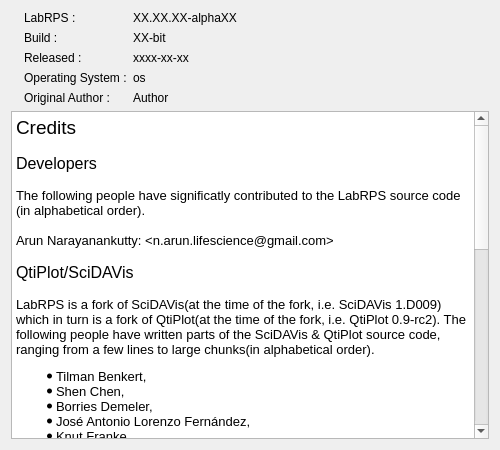
Above: app/src/About.ui from LabRPS/LabRPS before the change. Below: the same form after it.
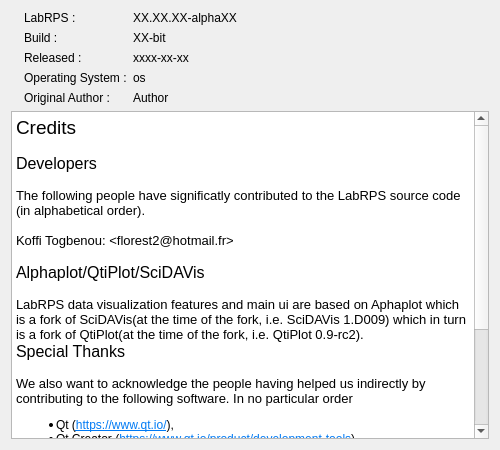
That is the form after the change. Icons and pictures are not drawn.

```diff
--- a/app/src/About.ui
+++ b/app/src/About.ui
@@ -166,32 +166,15 @@
 &lt;p style=&quot;-qt-paragraph-type:empty; margin-top:0px; margin-bottom:0px; margin-left:0px; margin-right:0px; -qt-block-indent:0; text-indent:0px; font-size:10pt;&quot;&gt;&lt;br /&gt;&lt;/p&gt;
 &lt;p style=&quot; margin-top:0px; margin-bottom:0px; margin-left:0px; margin-right:0px; -qt-block-indent:0; text-indent:0px;&quot;&gt;&lt;span style=&quot; font-size:10pt;&quot;&gt;The following people have significatly contributed to the LabRPS source code (in alphabetical order).&lt;/span&gt;&lt;/p&gt;
 &lt;p style=&quot;-qt-paragraph-type:empty; margin-top:0px; margin-bottom:0px; margin-left:0px; margin-right:0px; -qt-block-indent:0; text-indent:0px; font-size:10pt;&quot;&gt;&lt;br /&gt;&lt;/p&gt;
-&lt;p style=&quot; margin-top:0px; margin-bottom:0px; margin-left:0px; margin-right:0px; -qt-block-indent:0; text-indent:0px;&quot;&gt;&lt;span style=&quot; font-size:10pt;&quot;&gt;Arun Narayanankutty: &amp;lt;n.arun.lifescience@gmail.com&amp;gt;&lt;/span&gt;&lt;/p&gt;
+&lt;p style=&quot; margin-top:0px; margin-bottom:0px; margin-left:0px; margin-right:0px; -qt-block-indent:0; text-indent:0px;&quot;&gt;&lt;span style=&quot; font-size:10pt;&quot;&gt;Koffi Togbenou: &amp;lt;florest2@hotmail.fr&amp;gt;&lt;/span&gt;&lt;/p&gt;
 &lt;p style=&quot;-qt-paragraph-type:empty; margin-top:0px; margin-bottom:0px; margin-left:0px; margin-right:0px; -qt-block-indent:0; text-indent:0px; font-size:10pt;&quot;&gt;&lt;br /&gt;&lt;/p&gt;
-&lt;p style=&quot; margin-top:0px; margin-bottom:0px; margin-left:0px; margin-right:0px; -qt-block-indent:0; text-indent:0px;&quot;&gt;&lt;span style=&quot; font-size:12pt;&quot;&gt;QtiPlot/SciDAVis&lt;/span&gt;&lt;/p&gt;
+&lt;p style=&quot; margin-top:0px; margin-bottom:0px; margin-left:0px; margin-right:0px; -qt-block-indent:0; text-indent:0px;&quot;&gt;&lt;span style=&quot; font-size:12pt;&quot;&gt;Alphaplot/QtiPlot/SciDAVis&lt;/span&gt;&lt;/p&gt;
 &lt;p style=&quot;-qt-paragraph-type:empty; margin-top:0px; margin-bottom:0px; margin-left:0px; margin-right:0px; -qt-block-indent:0; text-indent:0px; font-size:10pt;&quot;&gt;&lt;br /&gt;&lt;/p&gt;
-&lt;p style=&quot; margin-top:0px; margin-bottom:0px; margin-left:0px; margin-right:0px; -qt-block-indent:0; text-indent:0px;&quot;&gt;&lt;span style=&quot; font-size:10pt;&quot;&gt;LabRPS is a fork of SciDAVis(at the time of the fork, i.e. SciDAVis 1.D009) which in turn is a fork of QtiPlot(at the time of the fork, i.e. QtiPlot 0.9-rc2). The following people have written parts of the SciDAVis &amp;amp; QtiPlot source code, ranging from a few lines to large chunks(in alphabetical order).&lt;/span&gt;&lt;/p&gt;
-&lt;ul style=&quot;margin-top: 0px; margin-bottom: 0px; margin-left: 0px; margin-right: 0px; -qt-list-indent: 1;&quot;&gt;&lt;li style=&quot; font-size:10pt;&quot; style=&quot; margin-top:12px; margin-bottom:0px; margin-left:0px; margin-right:0px; -qt-block-indent:0; text-indent:0px;&quot;&gt;Tilman Benkert,&lt;/li&gt;
-&lt;li style=&quot; font-size:10pt;&quot; style=&quot; margin-top:0px; margin-bottom:0px; margin-left:0px; margin-right:0px; -qt-block-indent:0; text-indent:0px;&quot;&gt;Shen Chen,&lt;/li&gt;
-&lt;li style=&quot; font-size:10pt;&quot; style=&quot; margin-top:0px; margin-bottom:0px; margin-left:0px; margin-right:0px; -qt-block-indent:0; text-indent:0px;&quot;&gt;Borries Demeler,&lt;/li&gt;
-&lt;li style=&quot; font-size:10pt;&quot; style=&quot; margin-top:0px; margin-bottom:0px; margin-left:0px; margin-right:0px; -qt-block-indent:0; text-indent:0px;&quot;&gt;José Antonio Lorenzo Fernández,&lt;/li&gt;
-&lt;li style=&quot; font-size:10pt;&quot; style=&quot; margin-top:0px; margin-bottom:0px; margin-left:0px; margin-right:0px; -qt-block-indent:0; text-indent:0px;&quot;&gt;Knut Franke,&lt;/li&gt;
-&lt;li style=&quot; font-size:10pt;&quot; style=&quot; margin-top:0px; margin-bottom:0px; margin-left:0px; margin-right:0px; -qt-block-indent:0; text-indent:0px;&quot;&gt;Miquel Garriga,&lt;/li&gt;
-&lt;li style=&quot; font-size:10pt;&quot; style=&quot; margin-top:0px; margin-bottom:0px; margin-left:0px; margin-right:0px; -qt-block-indent:0; text-indent:0px;&quot;&gt;Vasileios Gkanis,&lt;/li&gt;
-&lt;li style=&quot; font-size:10pt;&quot; style=&quot; margin-top:0px; margin-bottom:0px; margin-left:0px; margin-right:0px; -qt-block-indent:0; text-indent:0px;&quot;&gt;Gudjon Gudjonsson,&lt;/li&gt;
-&lt;li style=&quot; font-size:10pt;&quot; style=&quot; margin-top:0px; margin-bottom:0px; margin-left:0px; margin-right:0px; -qt-block-indent:0; text-indent:0px;&quot;&gt;Alex Kargovsky,&lt;/li&gt;
-&lt;li style=&quot; font-size:10pt;&quot; style=&quot; margin-top:0px; margin-bottom:0px; margin-left:0px; margin-right:0px; -qt-block-indent:0; text-indent:0px;&quot;&gt;Michael Mac-Vicar,&lt;/li&gt;
-&lt;li style=&quot; font-size:10pt;&quot; style=&quot; margin-top:0px; margin-bottom:0px; margin-left:0px; margin-right:0px; -qt-block-indent:0; text-indent:0px;&quot;&gt;&lt;span style=&quot; font-weight:600;&quot;&gt;Arun Narayanankutty,&lt;/span&gt;&lt;/li&gt;
-&lt;li style=&quot; font-size:10pt;&quot; style=&quot; margin-top:0px; margin-bottom:0px; margin-left:0px; margin-right:0px; -qt-block-indent:0; text-indent:0px;&quot;&gt;Tomomasa Ohkubo,&lt;/li&gt;
-&lt;li style=&quot; font-size:10pt;&quot; style=&quot; margin-top:0px; margin-bottom:0px; margin-left:0px; margin-right:0px; -qt-block-indent:0; text-indent:0px;&quot;&gt;Russell Standish,&lt;/li&gt;
-&lt;li style=&quot; font-size:10pt;&quot; style=&quot; margin-top:0px; margin-bottom:0px; margin-left:0px; margin-right:0px; -qt-block-indent:0; text-indent:0px;&quot;&gt;Aaron Van Tassle,&lt;/li&gt;
-&lt;li style=&quot; font-size:10pt;&quot; style=&quot; margin-top:0px; margin-bottom:0px; margin-left:0px; margin-right:0px; -qt-block-indent:0; text-indent:0px;&quot;&gt;Branimir Vasilic,&lt;/li&gt;
-&lt;li style=&quot; font-size:10pt;&quot; style=&quot; margin-top:0px; margin-bottom:0px; margin-left:0px; margin-right:0px; -qt-block-indent:0; text-indent:0px;&quot;&gt;Ion Vasilief,&lt;/li&gt;
-&lt;li style=&quot; font-size:10pt;&quot; style=&quot; margin-top:0px; margin-bottom:12px; margin-left:0px; margin-right:0px; -qt-block-indent:0; text-indent:0px;&quot;&gt;Vincent Wagelaar&lt;/li&gt;&lt;/ul&gt;
+&lt;p style=&quot; margin-top:0px; margin-bottom:0px; margin-left:0px; margin-right:0px; -qt-block-indent:0; text-indent:0px;&quot;&gt;&lt;span style=&quot; font-size:10pt;&quot;&gt;LabRPS data visualization features and main ui are based on Aphaplot which is a fork of SciDAVis(at the time of the fork, i.e. SciDAVis 1.D009) which in turn is a fork of QtiPlot(at the time of the fork, i.e. QtiPlot 0.9-rc2).&lt;/span&gt;&lt;/p&gt;
+
 &lt;p style=&quot; margin-top:0px; margin-bottom:0px; margin-left:0px; margin-right:0px; -qt-block-indent:0; text-indent:0px;&quot;&gt;&lt;span style=&quot; font-size:12pt;&quot;&gt;Special Thanks&lt;/span&gt;&lt;/p&gt;
 &lt;p style=&quot;-qt-paragraph-type:empty; margin-top:0px; margin-bottom:0px; margin-left:0px; margin-right:0px; -qt-block-indent:0; text-indent:0px; font-size:10pt;&quot;&gt;&lt;br /&gt;&lt;/p&gt;
-&lt;p style=&quot; margin-top:0px; margin-bottom:0px; margin-left:0px; margin-right:0px; -qt-block-indent:0; text-indent:0px;&quot;&gt;&lt;span style=&quot; font-size:10pt;&quot;&gt;We also want to acknowledge the people having helped us indirectly by contributing to the following&lt;/span&gt;&lt;/p&gt;
-&lt;p style=&quot; margin-top:0px; margin-bottom:0px; margin-left:0px; margin-right:0px; -qt-block-indent:0; text-indent:0px;&quot;&gt;&lt;span style=&quot; font-size:10pt;&quot;&gt;fine pieces of software. In no particular order.&lt;/span&gt;&lt;/p&gt;
+&lt;p style=&quot; margin-top:0px; margin-bottom:0px; margin-left:0px; margin-right:0px; -qt-block-indent:0; text-indent:0px;&quot;&gt;&lt;span style=&quot; font-size:10pt;&quot;&gt;We also want to acknowledge the people having helped us indirectly by contributing to the following software. In no particular order&lt;/span&gt;&lt;/p&gt;
 &lt;ul style=&quot;margin-top: 0px; margin-bottom: 0px; margin-left: 0px; margin-right: 0px; -qt-list-indent: 1;&quot;&gt;&lt;li style=&quot;&quot; style=&quot; margin-top:12px; margin-bottom:0px; margin-left:0px; margin-right:0px; -qt-block-indent:0; text-indent:0px;&quot;&gt;Qt (&lt;a href=&quot;https://www.qt.io/&quot;&gt;&lt;span style=&quot; text-decoration: underline; color:#007af4;&quot;&gt;https://www.qt.io/&lt;/span&gt;&lt;/a&gt;),&lt;/li&gt;
 &lt;li style=&quot;&quot; style=&quot; margin-top:0px; margin-bottom:0px; margin-left:0px; margin-right:0px; -qt-block-indent:0; text-indent:0px;&quot;&gt;Qt Creator (&lt;a href=&quot;https://www.qt.io/product/development-tools&quot;&gt;&lt;span style=&quot; text-decoration: underline; color:#007af4;&quot;&gt;https://www.qt.io/product/development-tools&lt;/span&gt;&lt;/a&gt;),&lt;/li&gt;
 &lt;li style=&quot;&quot; style=&quot; margin-top:0px; margin-bottom:0px; margin-left:0px; margin-right:0px; -qt-block-indent:0; text-indent:0px;&quot;&gt;QCustomPlot (&lt;a href=&quot;https://www.qcustomplot.com/&quot;&gt;&lt;span style=&quot; text-decoration: underline; color:#007af4;&quot;&gt;https://www.qcustomplot.com/&lt;/span&gt;&lt;/a&gt;),&lt;/li&gt;
```
